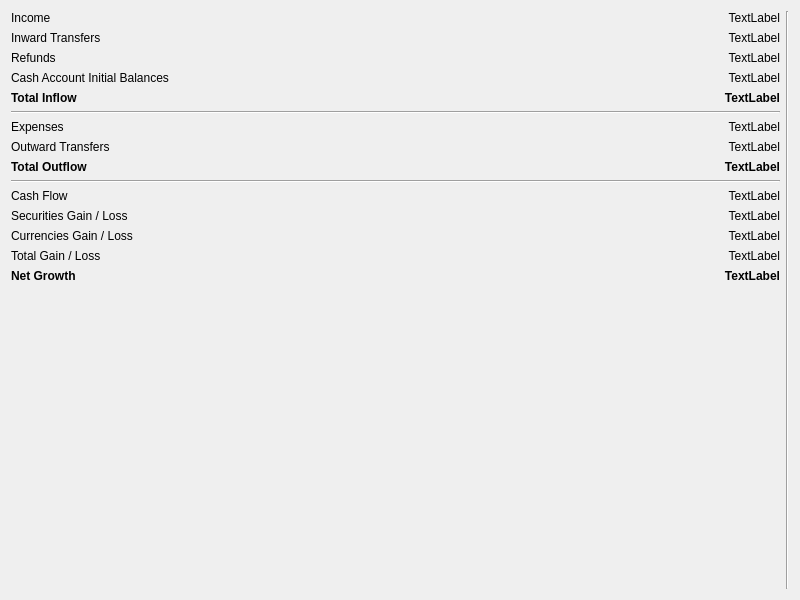
Before: the Qt Designer form src/views/ui_files/reports/cash_flow_total_report.ui in JakubFranek/Kapytal, drawn with Qt 5.
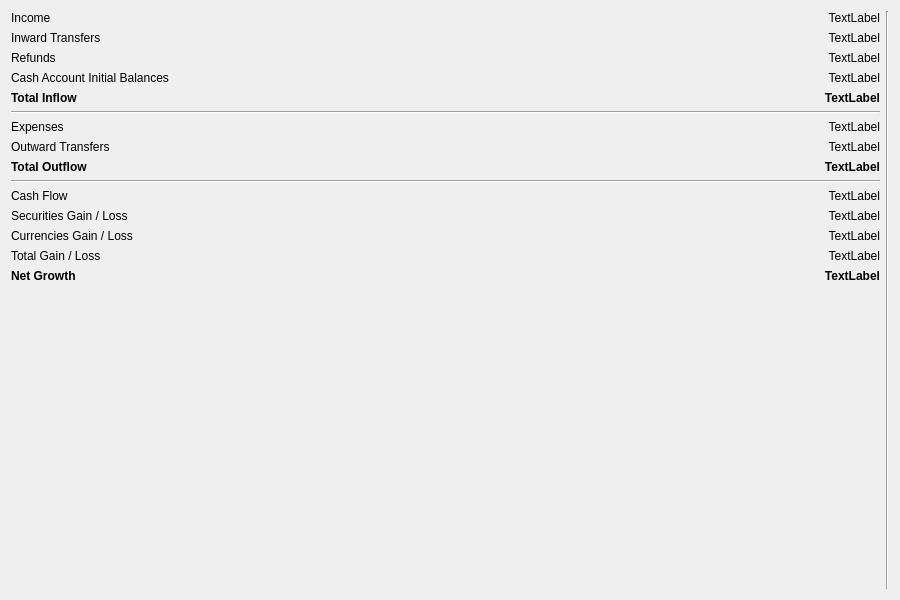
After: the same form once the commit is applied.

```diff
--- a/src/views/ui_files/reports/cash_flow_total_report.ui
+++ b/src/views/ui_files/reports/cash_flow_total_report.ui
@@ -9,7 +9,7 @@
    <rect>
     <x>0</x>
     <y>0</y>
-    <width>800</width>
+    <width>900</width>
     <height>600</height>
    </rect>
   </property>
```
